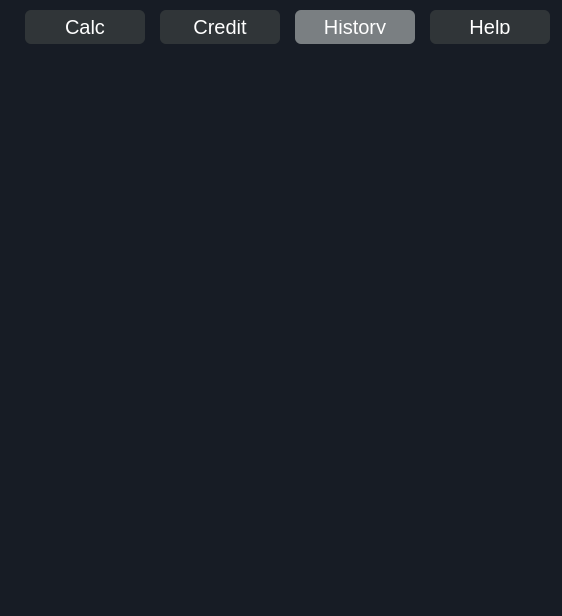
Qt form src/s21_view.ui (AlexeyGordiychenko/scp_smartcalc_v3) before a commit.
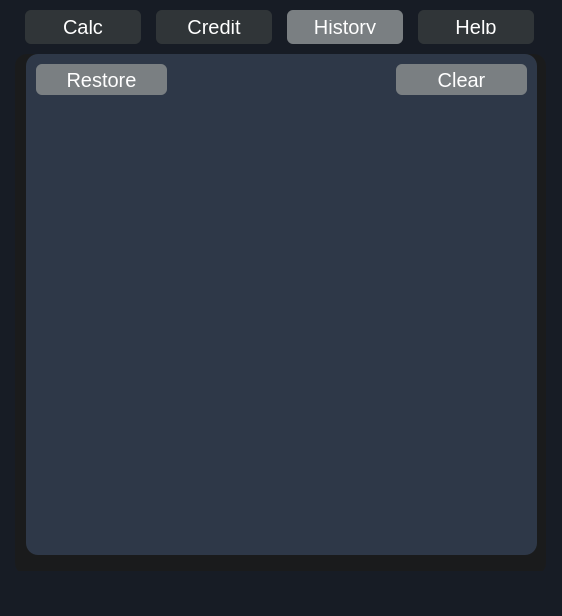
The same form after that commit. The open tabs and pages were chosen to show the change.

Commit message: UI: enhance history and help tabs

Diff of the .ui file:
```diff
--- a/src/s21_view.ui
+++ b/src/s21_view.ui
@@ -39,7 +39,7 @@
       <x>10</x>
       <y>0</y>
       <width>581</width>
-      <height>581</height>
+      <height>571</height>
      </rect>
     </property>
     <property name="minimumSize">
@@ -63,7 +63,7 @@
 margin-left:15px;
 font-size: 20px;
 border: none;
-width: 100px;
+width: 96px;
 padding: 10px;
 background-color: #303538;
 border-radius: 6px;
@@ -1669,6 +1669,114 @@
      <attribute name="title">
       <string>History</string>
      </attribute>
+     <widget class="QFrame" name="frameHistory">
+      <property name="geometry">
+       <rect>
+        <x>5</x>
+        <y>10</y>
+        <width>531</width>
+        <height>521</height>
+       </rect>
+      </property>
+      <property name="styleSheet">
+       <string notr="true">background-color: #1a1b1c;
+border-radius: 12px;</string>
+      </property>
+      <property name="frameShape">
+       <enum>QFrame::StyledPanel</enum>
+      </property>
+      <property name="frameShadow">
+       <enum>QFrame::Raised</enum>
+      </property>
+      <widget class="QGroupBox" name="groupBoxHistory">
+       <property name="geometry">
+        <rect>
+         <x>11</x>
+         <y>0</y>
+         <width>511</width>
+         <height>501</height>
+        </rect>
+       </property>
+       <property name="styleSheet">
+        <string notr="true">background:  #2e3848;
+border-radius: 12px;</string>
+       </property>
+       <property name="title">
+        <string/>
+       </property>
+       <widget class="QListWidget" name="historyList">
+        <property name="geometry">
+         <rect>
+          <x>5</x>
+          <y>60</y>
+          <width>501</width>
+          <height>431</height>
+         </rect>
+        </property>
+        <property name="font">
+         <font>
+          <pointsize>18</pointsize>
+         </font>
+        </property>
+       </widget>
+       <widget class="QPushButton" name="historyRestore">
+        <property name="geometry">
+         <rect>
+          <x>10</x>
+          <y>10</y>
+          <width>131</width>
+          <height>31</height>
+         </rect>
+        </property>
+        <property name="minimumSize">
+         <size>
+          <width>0</width>
+          <height>0</height>
+         </size>
+        </property>
+        <property name="styleSheet">
+         <string notr="true">QPushButton {
+background: #7a7f82;
+border-radius: 6px;
+color: #FFFFFF;
+font-size: 20px;
+height:  50px;
+}</string>
+        </property>
+        <property name="text">
+         <string>Restore</string>
+        </property>
+       </widget>
+       <widget class="QPushButton" name="historyClear">
+        <property name="geometry">
+         <rect>
+          <x>370</x>
+          <y>10</y>
+          <width>131</width>
+          <height>31</height>
+         </rect>
+        </property>
+        <property name="minimumSize">
+         <size>
+          <width>0</width>
+          <height>0</height>
+         </size>
+        </property>
+        <property name="styleSheet">
+         <string notr="true">QPushButton {
+background: #7a7f82;
+border-radius: 6px;
+color: #FFFFFF;
+font-size: 20px;
+height:  50px;
+}</string>
+        </property>
+        <property name="text">
+         <string>Clear</string>
+        </property>
+       </widget>
+      </widget>
+     </widget>
     </widget>
     <widget class="QWidget" name="tabHelp">
      <attribute name="title">
```
Left out of the diff: 55 changed lines with no effect on the pictures.
